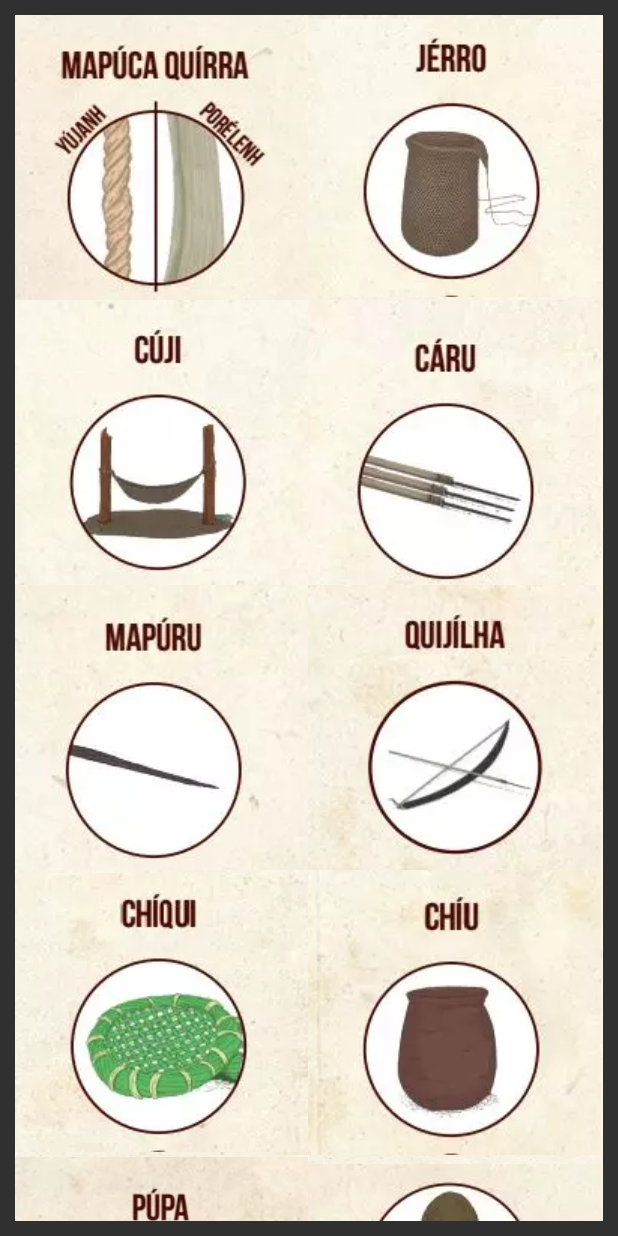
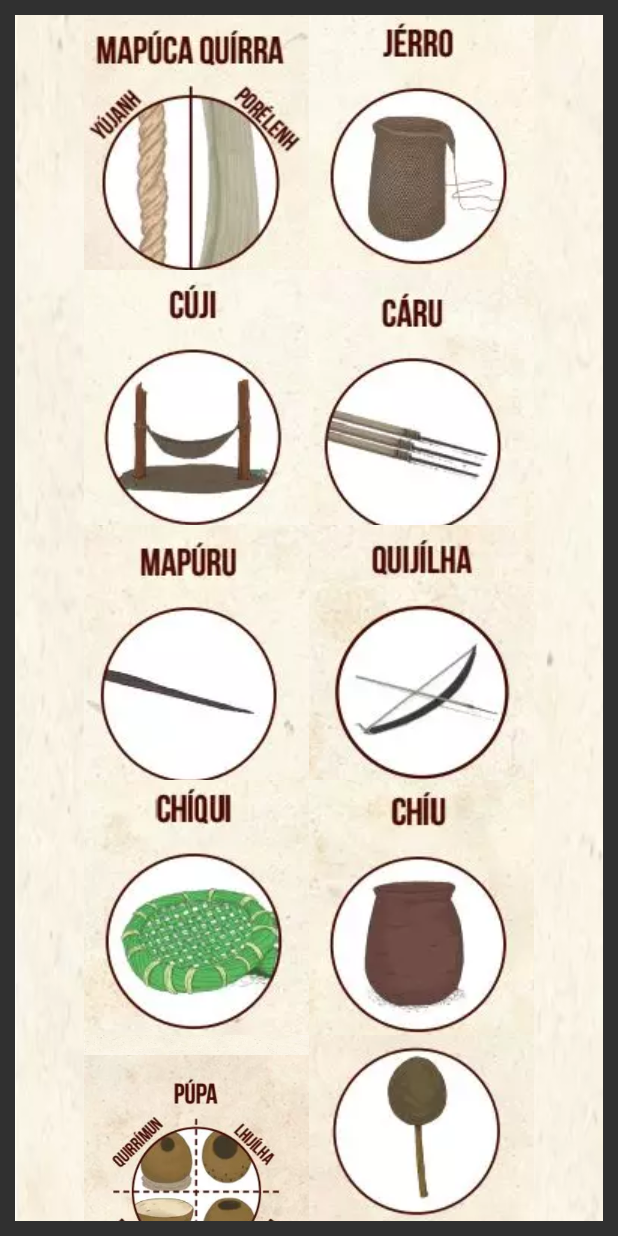
Before and after one commit to mariaisabel02/Diccionario-de-las-cosas-malecu, an Android app: the screen it shows after launch (paginaPrincipal), on a phone screen of 412 x 824 dp. Run offline under Robolectric (Android 15) with nearby library versions, the phone set to English and light mode, and no system bars.

Commit message:
adaptación del grid

```diff
--- a/Diccionario/app/src/main/res/layout/activity_pagina_principal.xml
+++ b/Diccionario/app/src/main/res/layout/activity_pagina_principal.xml
@@ -2,14 +2,14 @@
 <ScrollView xmlns:android="http://schemas.android.com/apk/res/android"
     xmlns:app="http://schemas.android.com/apk/res-auto"
     xmlns:tools="http://schemas.android.com/tools"
-    android:layout_width="fill_parent"
-    android:layout_height="wrap_content"
+    android:layout_width="match_parent"
+    android:layout_height="match_parent"
     android:orientation="vertical"
     android:padding="10dp"
     android:fillViewport="false">
 
     <RelativeLayout
-        android:layout_width="match_parent"
+        android:layout_width="wrap_content"
         android:layout_height="wrap_content"
         android:background="@drawable/fondo"
         tools:context=".paginaPrincipal">
@@ -17,79 +17,81 @@
 
         <GridLayout
             android:id="@+id/menu"
-            android:layout_height="match_parent"
-            android:layout_width="match_parent"
-            android:orientation="horizontal"
-            android:weightSum="2">
+            android:layout_width="wrap_content"
+            android:layout_height="wrap_content"
+            android:layout_centerInParent="true"
+            android:columnWidth="90dp"
+            android:numColumns="auto_fit">
 
             <ImageButton
                 android:id="@+id/btn_mapuca"
-                android:layout_width="195dp"
-                android:layout_height="190dp"
+                android:layout_width="150dp"
+                android:layout_height="170dp"
                 android:layout_row="0"
                 android:layout_column="0"
                 app:srcCompat="@drawable/mapuca" />
 
             <ImageButton
                 android:id="@+id/btn_jerro"
-                android:layout_width="195dp"
-                android:layout_height="190dp"
+                android:layout_width="150dp"
+                android:layout_height="170dp"
                 android:layout_row="0"
                 android:layout_column="1"
                 app:srcCompat="@drawable/jerro" />
 
             <ImageButton
                 android:id="@+id/btn_cuji"
-                android:layout_width="195dp"
-                android:layout_height="190dp"
+                android:layout_width="150dp"
+                android:layout_height="170dp"
                 android:layout_row="1"
                 android:layout_column="0"
                 app:srcCompat="@drawable/cuji" />
 
             <ImageButton
-                app:srcCompat="@drawable/caru"
                 android:id="@+id/btn_caru"
+                android:layout_width="150dp"
+                android:layout_height="170dp"
                 android:layout_row="1"
                 android:layout_column="1"
-                android:layout_width="195dp"
-                android:layout_height="190dp" />
+                app:srcCompat="@drawable/caru" />
 
             <ImageButton
                 android:id="@+id/btn_mapuru"
-                android:layout_width="195dp"
-                android:layout_height="190dp"
+                android:layout_width="150dp"
+                android:layout_height="170dp"
                 android:layout_row="2"
                 android:layout_column="0"
                 app:srcCompat="@drawable/mapuru" />
 
             <ImageButton
                 android:id="@+id/btn_quijilha"
-                android:layout_width="195dp"
-                android:layout_height="190dp"
+                android:layout_width="150dp"
+                android:layout_height="170dp"
                 android:layout_row="2"
                 android:layout_column="1"
+
                 app:srcCompat="@drawable/quijilha" />
 
             <ImageButton
                 android:id="@+id/btn_chiqui"
-                android:layout_width="195dp"
-                android:layout_height="190dp"
+                android:layout_width="150dp"
+                android:layout_height="170dp"
                 android:layout_row="3"
                 android:layout_column="0"
                 app:srcCompat="@drawable/chiqui" />
 
             <ImageButton
                 android:id="@+id/btn_chiu"
-                android:layout_width="195dp"
-                android:layout_height="190dp"
+                android:layout_width="150dp"
+                android:layout_height="170dp"
                 android:layout_row="3"
                 android:layout_column="1"
                 app:srcCompat="@drawable/chiu" />
 
             <ImageButton
                 android:id="@+id/btn_pupa"
-                android:layout_width="195dp"
-                android:layout_height="189dp"
+                android:layout_width="150dp"
+                android:layout_height="170dp"
                 android:layout_row="4"
                 android:layout_column="0"
                 android:scaleType="fitCenter"
@@ -99,8 +101,8 @@
 
             <ImageButton
                 android:id="@+id/btn_checacheca"
-                android:layout_width="195dp"
-                android:layout_height="190dp"
+                android:layout_width="150dp"
+                android:layout_height="170dp"
                 android:layout_row="4"
                 android:layout_column="1"
                 android:background="@drawable/fondo"
@@ -108,8 +110,8 @@
 
             <ImageButton
                 android:id="@+id/btn_quirri"
-                android:layout_width="195dp"
-                android:layout_height="190dp"
+                android:layout_width="150dp"
+                android:layout_height="170dp"
                 android:layout_row="5"
                 android:layout_column="0"
                 android:background="@drawable/fondo"
@@ -117,16 +119,16 @@
 
             <ImageButton
                 android:id="@+id/btn_quirrilenh"
-                android:layout_width="197dp"
-                android:layout_height="190dp"
+                android:layout_width="150dp"
+                android:layout_height="170dp"
                 android:layout_row="5"
                 android:layout_column="1"
                 app:srcCompat="@drawable/quirrilenh" />
 
             <ImageButton
                 android:id="@+id/btn_tali"
-                android:layout_width="195dp"
-                android:layout_height="190dp"
+                android:layout_width="150dp"
+                android:layout_height="170dp"
                 android:layout_row="6"
                 android:layout_column="0"
                 android:background="@drawable/fondo"
@@ -134,8 +136,8 @@
 
             <ImageButton
                 android:id="@+id/btn_arafufu"
-                android:layout_width="195dp"
-                android:layout_height="190dp"
+                android:layout_width="150dp"
+                android:layout_height="170dp"
                 android:layout_row="6"
                 android:layout_column="1"
                 android:background="@drawable/fondo"
@@ -143,40 +145,40 @@
 
             <ImageButton
                 android:id="@+id/btn_arafufu_mausunca"
-                android:layout_width="195dp"
-                android:layout_height="190dp"
+                android:layout_width="150dp"
+                android:layout_height="170dp"
                 android:layout_row="7"
                 android:layout_column="0"
                 app:srcCompat="@drawable/arafufu_mausunca" />
 
             <ImageButton
                 android:id="@+id/btn_jafara"
-                android:layout_width="195dp"
-                android:layout_height="190dp"
+                android:layout_width="150dp"
+                android:layout_height="170dp"
                 android:layout_row="7"
                 android:layout_column="1"
                 app:srcCompat="@drawable/jafara" />
 
             <ImageButton
                 android:id="@+id/btn_tufictufinh"
-                android:layout_width="195dp"
-                android:layout_height="190dp"
+                android:layout_width="150dp"
+                android:layout_height="170dp"
                 android:layout_row="8"
                 android:layout_column="0"
                 app:srcCompat="@drawable/tufictufinh" />
 
             <ImageButton
                 android:id="@+id/btn_majoca"
-                android:layout_width="195dp"
-                android:layout_height="190dp"
+                android:layout_width="150dp"
+                android:layout_height="170dp"
                 android:layout_row="8"
                 android:layout_column="1"
                 app:srcCompat="@drawable/majoca" />
 
             <ImageButton
                 android:id="@+id/btn_curu"
-                android:layout_width="195dp"
-                android:layout_height="190dp"
+                android:layout_width="150dp"
+                android:layout_height="170dp"
                 android:layout_row="9"
                 android:layout_column="0"
                 app:srcCompat="@drawable/curu" />
```
